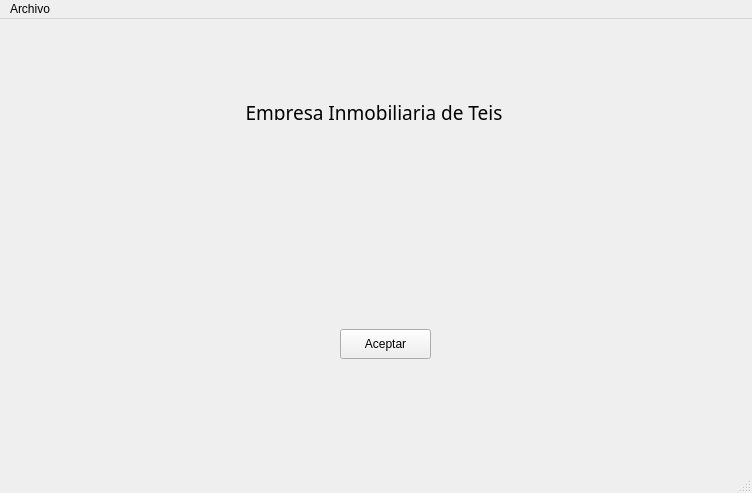
Old version of the form venPrincipal.ui in the repository Samugcor/InmoTeis.
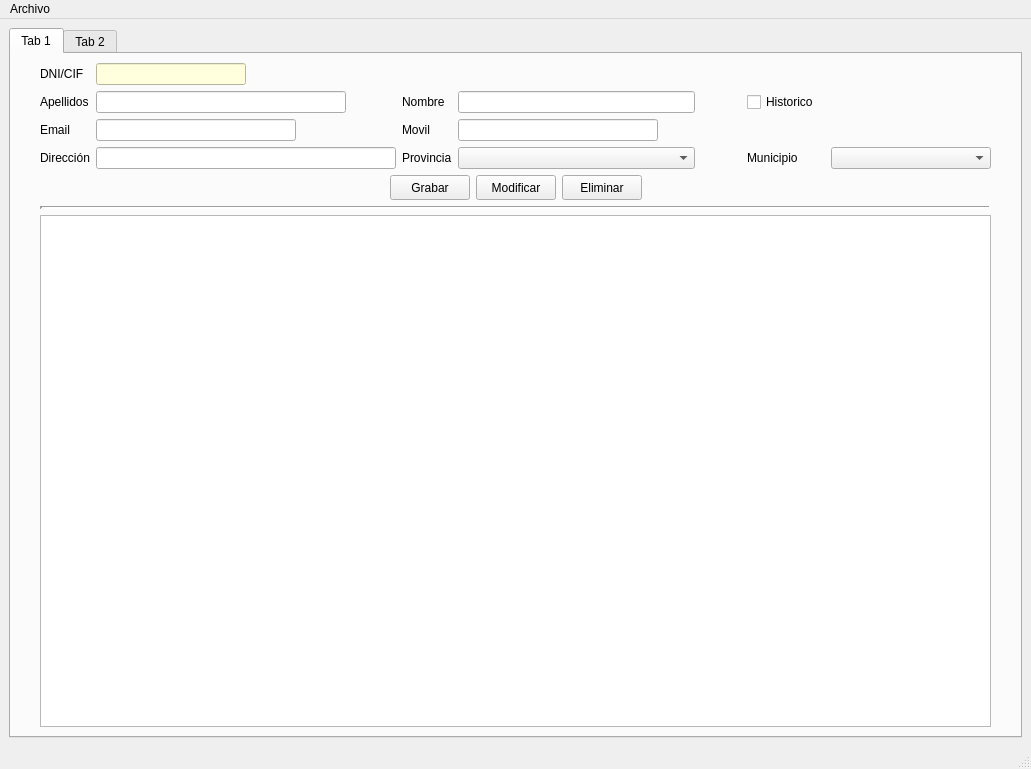
New version of the form. Icons and pictures are not drawn.

What changed in the file:
```diff
--- a/venPrincipal.ui
+++ b/venPrincipal.ui
@@ -9,71 +9,439 @@
    <rect>
     <x>0</x>
     <y>0</y>
-    <width>752</width>
-    <height>493</height>
+    <width>1031</width>
+    <height>769</height>
    </rect>
   </property>
   <property name="windowTitle">
    <string>InmoTeis</string>
   </property>
+  <property name="windowIcon">
+   <iconset>
+    <normaloff>img/house.svg</normaloff>img/house.svg</iconset>
+  </property>
+  <property name="layoutDirection">
+   <enum>Qt::LeftToRight</enum>
+  </property>
   <widget class="QWidget" name="centralwidget">
-   <widget class="QPushButton" name="btnAceptar">
-    <property name="geometry">
-     <rect>
-      <x>340</x>
-      <y>310</y>
-      <width>91</width>
-      <height>30</height>
-     </rect>
-    </property>
-    <property name="sizePolicy">
-     <sizepolicy hsizetype="Fixed" vsizetype="Fixed">
-      <horstretch>0</horstretch>
-      <verstretch>0</verstretch>
-     </sizepolicy>
-    </property>
-    <property name="minimumSize">
-     <size>
-      <width>90</width>
-      <height>30</height>
-     </size>
-    </property>
-    <property name="text">
-     <string>Aceptar</string>
-    </property>
-   </widget>
-   <widget class="QLabel" name="lblTitulo">
-    <property name="geometry">
-     <rect>
-      <x>230</x>
-      <y>80</y>
-      <width>288</width>
-      <height>21</height>
-     </rect>
-    </property>
-    <property name="font">
-     <font>
-      <family>Lucida Fax</family>
-      <pointsize>14</pointsize>
-      <weight>50</weight>
-      <italic>false</italic>
-      <bold>false</bold>
-     </font>
-    </property>
-    <property name="text">
-     <string>Empresa Inmobiliaria de Teis</string>
-    </property>
-    <property name="alignment">
-     <set>Qt::AlignHCenter|Qt::AlignTop</set>
-    </property>
-   </widget>
+   <layout class="QGridLayout" name="gridLayout_3">
+    <item row="0" column="0">
+     <widget class="QTabWidget" name="panPrincipal">
+      <property name="minimumSize">
+       <size>
+        <width>200</width>
+        <height>0</height>
+       </size>
+      </property>
+      <property name="currentIndex">
+       <number>0</number>
+      </property>
+      <widget class="QWidget" name="pesClientes">
+       <attribute name="title">
+        <string>Tab 1</string>
+       </attribute>
+       <layout class="QGridLayout" name="gridLayout">
+        <item row="0" column="0">
+         <spacer name="horizontalSpacer_4">
+          <property name="orientation">
+           <enum>Qt::Horizontal</enum>
+          </property>
+          <property name="sizeType">
+           <enum>QSizePolicy::Minimum</enum>
+          </property>
+          <property name="sizeHint" stdset="0">
+           <size>
+            <width>20</width>
+            <height>20</height>
+           </size>
+          </property>
+         </spacer>
+        </item>
+        <item row="0" column="1">
+         <layout class="QVBoxLayout" name="verticalLayout" stretch="0,0,0,0">
+          <property name="sizeConstraint">
+           <enum>QLayout::SetMaximumSize</enum>
+          </property>
+          <item>
+           <layout class="QGridLayout" name="gridLayout_2">
+            <item row="1" column="5">
+             <widget class="QLineEdit" name="txtDniCliente_3">
+              <property name="maximumSize">
+               <size>
+                <width>250</width>
+                <height>16777215</height>
+               </size>
+              </property>
+             </widget>
+            </item>
+            <item row="3" column="3" colspan="2">
+             <widget class="QLabel" name="lblDniCliente_5">
+              <property name="sizePolicy">
+               <sizepolicy hsizetype="Fixed" vsizetype="Preferred">
+                <horstretch>0</horstretch>
+                <verstretch>0</verstretch>
+               </sizepolicy>
+              </property>
+              <property name="text">
+               <string>Provincia</string>
+              </property>
+             </widget>
+            </item>
+            <item row="1" column="0">
+             <widget class="QLabel" name="label_3">
+              <property name="text">
+               <string>Apellidos</string>
+              </property>
+             </widget>
+            </item>
+            <item row="3" column="5">
+             <widget class="QComboBox" name="cmbProvincia">
+              <property name="minimumSize">
+               <size>
+                <width>120</width>
+                <height>0</height>
+               </size>
+              </property>
+             </widget>
+            </item>
+            <item row="3" column="0">
+             <widget class="QLabel" name="lblDniCliente_4">
+              <property name="text">
+               <string>Dirección</string>
+              </property>
+             </widget>
+            </item>
+            <item row="0" column="0">
+             <widget class="QLabel" name="lblDniCliente">
+              <property name="text">
+               <string>DNI/CIF</string>
+              </property>
+             </widget>
+            </item>
+            <item row="2" column="1">
+             <widget class="QLineEdit" name="txtDniCliente_4">
+              <property name="maximumSize">
+               <size>
+                <width>200</width>
+                <height>16777215</height>
+               </size>
+              </property>
+             </widget>
+            </item>
+            <item row="0" column="1">
+             <widget class="QLineEdit" name="txtDniCliente">
+              <property name="maximumSize">
+               <size>
+                <width>150</width>
+                <height>16777215</height>
+               </size>
+              </property>
+              <property name="autoFillBackground">
+               <bool>false</bool>
+              </property>
+              <property name="styleSheet">
+               <string notr="true">background-color:rgb(255, 255, 222);</string>
+              </property>
+             </widget>
+            </item>
+            <item row="1" column="1">
+             <widget class="QLineEdit" name="txtDniCliente_2">
+              <property name="maximumSize">
+               <size>
+                <width>250</width>
+                <height>16777215</height>
+               </size>
+              </property>
+             </widget>
+            </item>
+            <item row="2" column="0">
+             <widget class="QLabel" name="lblDniCliente_2">
+              <property name="text">
+               <string>Email</string>
+              </property>
+             </widget>
+            </item>
+            <item row="1" column="2">
+             <spacer name="horizontalSpacer">
+              <property name="orientation">
+               <enum>Qt::Horizontal</enum>
+              </property>
+              <property name="sizeType">
+               <enum>QSizePolicy::Minimum</enum>
+              </property>
+              <property name="sizeHint" stdset="0">
+               <size>
+                <width>40</width>
+                <height>20</height>
+               </size>
+              </property>
+             </spacer>
+            </item>
+            <item row="2" column="5" colspan="4">
+             <widget class="QLineEdit" name="txtDniCliente_5">
+              <property name="maximumSize">
+               <size>
+                <width>200</width>
+                <height>16777215</height>
+               </size>
+              </property>
+              <property name="text">
+               <string/>
+              </property>
+             </widget>
+            </item>
+            <item row="1" column="3" colspan="2">
+             <widget class="QLabel" name="label_4">
+              <property name="sizePolicy">
+               <sizepolicy hsizetype="Fixed" vsizetype="Preferred">
+                <horstretch>0</horstretch>
+                <verstretch>0</verstretch>
+               </sizepolicy>
+              </property>
+              <property name="text">
+               <string>Nombre</string>
+              </property>
+             </widget>
+            </item>
+            <item row="2" column="3" colspan="2">
+             <widget class="QLabel" name="lblDniCliente_3">
+              <property name="sizePolicy">
+               <sizepolicy hsizetype="Fixed" vsizetype="Preferred">
+                <horstretch>0</horstretch>
+                <verstretch>0</verstretch>
+               </sizepolicy>
+              </property>
+              <property name="text">
+               <string>Movil</string>
+              </property>
+             </widget>
+            </item>
+            <item row="2" column="2">
+             <spacer name="horizontalSpacer_2">
+              <property name="orientation">
+               <enum>Qt::Horizontal</enum>
+              </property>
+              <property name="sizeType">
+               <enum>QSizePolicy::Minimum</enum>
+              </property>
+              <property name="sizeHint" stdset="0">
+               <size>
+                <width>40</width>
+                <height>20</height>
+               </size>
+              </property>
+             </spacer>
+            </item>
+            <item row="3" column="7">
+             <widget class="QLabel" name="lblDniCliente_6">
+              <property name="text">
+               <string>Municipio</string>
+              </property>
+             </widget>
+            </item>
+            <item row="3" column="1" colspan="2">
+             <widget class="QLineEdit" name="txtDniCliente_6">
+              <property name="minimumSize">
+               <size>
+                <width>300</width>
+                <height>0</height>
+               </size>
+              </property>
+             </widget>
+            </item>
+            <item row="3" column="6">
+             <spacer name="horizontalSpacer_8">
+              <property name="orientation">
+               <enum>Qt::Horizontal</enum>
+              </property>
+              <property name="sizeType">
+               <enum>QSizePolicy::Minimum</enum>
+              </property>
+              <property name="sizeHint" stdset="0">
+               <size>
+                <width>40</width>
+                <height>20</height>
+               </size>
+              </property>
+             </spacer>
+            </item>
+            <item row="1" column="6">
+             <spacer name="horizontalSpacer_3">
+              <property name="orientation">
+               <enum>Qt::Horizontal</enum>
+              </property>
+              <property name="sizeType">
+               <enum>QSizePolicy::Minimum</enum>
+              </property>
+              <property name="sizeHint" stdset="0">
+               <size>
+                <width>40</width>
+                <height>20</height>
+               </size>
+              </property>
+             </spacer>
+            </item>
+            <item row="1" column="7">
+             <widget class="QCheckBox" name="chkHistoricoCli">
+              <property name="sizePolicy">
+               <sizepolicy hsizetype="Fixed" vsizetype="Fixed">
+                <horstretch>0</horstretch>
+                <verstretch>0</verstretch>
+               </sizepolicy>
+              </property>
+              <property name="text">
+               <string>Historico</string>
+              </property>
+             </widget>
+            </item>
+            <item row="3" column="9">
+             <widget class="QComboBox" name="cmbProvincia_2">
+              <property name="minimumSize">
+               <size>
+                <width>160</width>
+                <height>0</height>
+               </size>
+              </property>
+             </widget>
+            </item>
+           </layout>
+          </item>
+          <item>
+           <layout class="QHBoxLayout" name="horizontalLayout">
+            <property name="sizeConstraint">
+             <enum>QLayout::SetFixedSize</enum>
+            </property>
+            <item>
+             <spacer name="horizontalSpacer_6">
+              <property name="orientation">
+               <enum>Qt::Horizontal</enum>
+              </property>
+              <property name="sizeHint" stdset="0">
+               <size>
+                <width>40</width>
+                <height>20</height>
+               </size>
+              </property>
+             </spacer>
+            </item>
+            <item>
+             <widget class="QPushButton" name="btnGrabarCli">
+              <property name="minimumSize">
+               <size>
+                <width>80</width>
+                <height>25</height>
+               </size>
+              </property>
+              <property name="text">
+               <string>Grabar</string>
+              </property>
+             </widget>
+            </item>
+            <item>
+             <widget class="QPushButton" name="pushButton_2">
+              <property name="minimumSize">
+               <size>
+                <width>80</width>
+                <height>25</height>
+               </size>
+              </property>
+              <property name="text">
+               <string>Modificar</string>
+              </property>
+             </widget>
+            </item>
+            <item>
+             <widget class="QPushButton" name="pushButton_3">
+              <property name="minimumSize">
+               <size>
+                <width>80</width>
+                <height>25</height>
+               </size>
+              </property>
+              <property name="text">
+               <string>Eliminar</string>
+              </property>
+             </widget>
+            </item>
+            <item>
+             <spacer name="horizontalSpacer_7">
+              <property name="orientation">
+               <enum>Qt::Horizontal</enum>
+              </property>
+              <property name="sizeHint" stdset="0">
+               <size>
+                <width>40</width>
+                <height>20</height>
+               </size>
+              </property>
+             </spacer>
+            </item>
+           </layout>
+          </item>
+          <item>
+           <widget class="Line" name="line">
+            <property name="frameShadow">
+             <enum>QFrame::Sunken</enum>
+            </property>
+            <property name="lineWidth">
+             <number>3</number>
+            </property>
+            <property name="orientation">
+             <enum>Qt::Horizontal</enum>
+            </property>
+           </widget>
+          </item>
+          <item>
+           <widget class="QTableWidget" name="tabClientes"/>
+          </item>
+         </layout>
+        </item>
+        <item row="0" column="2">
+         <spacer name="horizontalSpacer_5">
+          <property name="orientation">
+           <enum>Qt::Horizontal</enum>
+          </property>
+          <property name="sizeType">
+           <enum>QSizePolicy::Minimum</enum>
+          </property>
+          <property name="sizeHint" stdset="0">
+           <size>
+            <width>20</width>
+            <height>20</height>
+           </size>
+          </property>
+         </spacer>
+        </item>
+       </layout>
+      </widget>
+      <widget class="QWidget" name="tabEnConstruccion">
+       <attribute name="title">
+        <string>Tab 2</string>
+       </attribute>
+       <widget class="QLabel" name="label">
+        <property name="geometry">
+         <rect>
+          <x>176</x>
+          <y>170</y>
+          <width>111</width>
+          <height>20</height>
+         </rect>
+        </property>
+        <property name="text">
+         <string>En construccion</string>
+        </property>
+       </widget>
+      </widget>
+     </widget>
+    </item>
+   </layout>
   </widget>
   <widget class="QMenuBar" name="menubar">
    <property name="geometry">
     <rect>
      <x>0</x>
      <y>0</y>
-     <width>752</width>
+     <width>1031</width>
      <height>21</height>
     </rect>
    </property>
```
